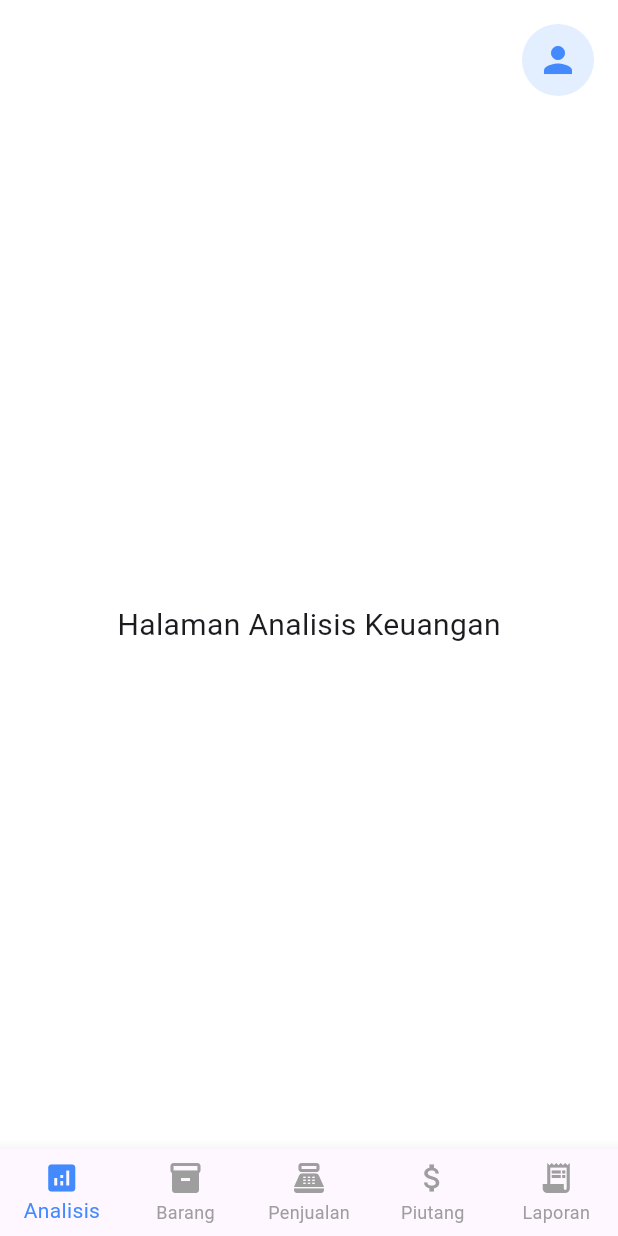
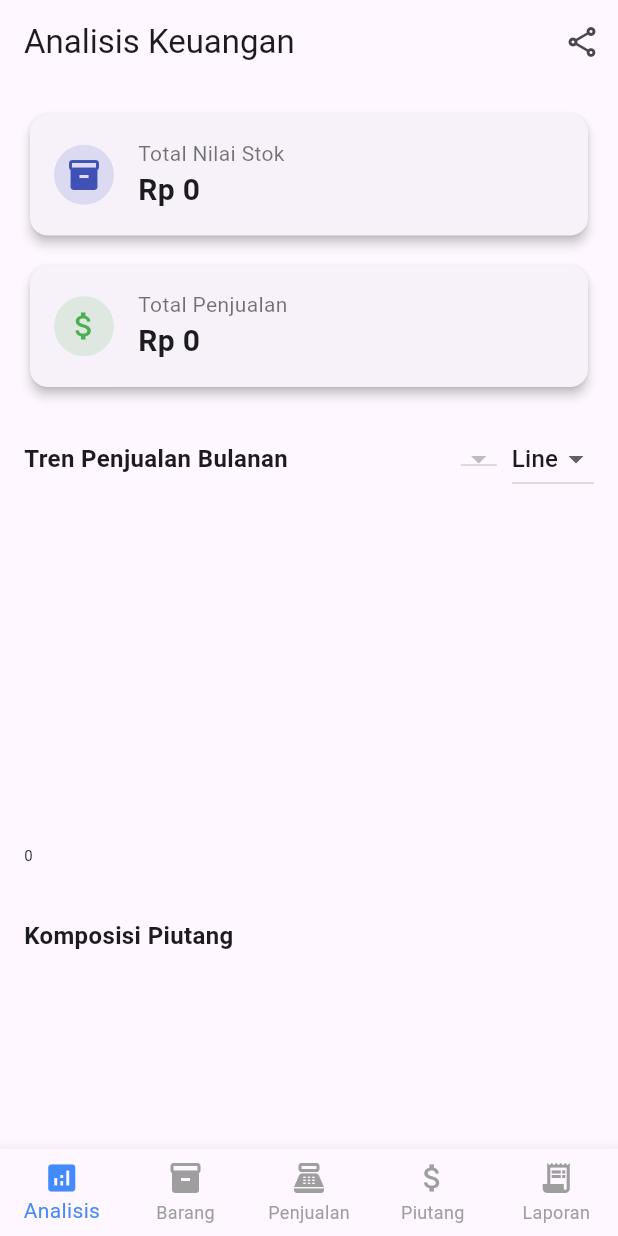
Before and after one commit to JustNap/Capstone_Kelompok4, a Flutter app: the screen it shows once a user with an empty profile is signed in, on a phone screen of 412 x 824 dp. Run offline on Flutter 3.47's test engine with Material 3 defaults, Android fonts, the phone set to English and light mode, and no system bars; drawn by our look-alikes of fl_chart; our stand-ins replace cloud_firestore, firebase_auth, firebase_core, google_fonts, share_plus; accounts and stored records are empty.

Commit message:
menambahkan halaman analisis dan tampilannya

```diff
--- /dev/null
+++ b/apk_pembukuan/lib/analisis/analisis_page.dart
@@ -0,0 +1,340 @@
+import 'package:apk_pembukuan/services/auth/auth_service.dart';
+import 'package:apk_pembukuan/services/database/database_service.dart';
+import 'package:fl_chart/fl_chart.dart';
+import 'package:flutter/material.dart';
+import 'package:intl/intl.dart';
+import 'package:share_plus/share_plus.dart';
+import 'package:cloud_firestore/cloud_firestore.dart';
+
+class AnalisisPage extends StatefulWidget {
+  const AnalisisPage({super.key});
+
+  @override
+  State<AnalisisPage> createState() => _AnalisisPageState();
+}
+
+class _AnalisisPageState extends State<AnalisisPage> {
+  final _auth = AuthService();
+  final _db = DatabaseService();
+
+  double totalStockValue = 0;
+  int totalPenjualan = 0;
+  int piutangNominal = 0;
+  int piutangLunas = 0;
+  int piutangBelumLunas = 0;
+  bool isLoading = true;
+
+  Map<String, int> monthlySales = {};
+  List<String> availableYears = [];
+  String selectedYear = '';
+  String chartType = 'Line';
+
+  @override
+  void initState() {
+    super.initState();
+    _loadData();
+  }
+
+  Future<void> _loadData() async {
+    final stokList = await _db.getStockItemsOnce();
+    final penjualan = await _db.getPenjualan(_auth.getCurrentUid());
+    final piutang = await _db.getDaftarPiutang();
+
+    Map<String, int> salesPerMonth = {};
+    Set<String> years = {};
+
+    for (var item in penjualan) {
+      final date = (item['tanggal'] as Timestamp?)?.toDate();
+      if (date != null) {
+        final year = date.year.toString();
+        years.add(year);
+        if (selectedYear == '' || selectedYear == year) {
+          final month = DateFormat('MMM yyyy').format(date);
+          salesPerMonth[month] = (salesPerMonth[month] ?? 0) +
+              ((item['total'] ?? 0) as num).toInt();
+        }
+      }
+    }
+
+    final sortedYears = years.toList()..sort();
+    selectedYear = selectedYear == '' && sortedYears.isNotEmpty
+        ? sortedYears.last
+        : selectedYear;
+
+    setState(() {
+      totalStockValue =
+          stokList.fold(0.0, (sum, item) => sum + item.totalHarga);
+      totalPenjualan = penjualan.fold(
+          0, (sum, item) => sum + ((item['total'] ?? 0) as num).toInt());
+      piutangLunas = piutang.where((e) => e['status'] == 'Lunas').length;
+      piutangBelumLunas = piutang.where((e) => e['status'] != 'Lunas').length;
+      piutangNominal = piutang.fold(
+          0, (sum, item) => sum + ((item['sisa'] ?? 0) as num).toInt());
+      monthlySales = salesPerMonth;
+      availableYears = sortedYears;
+      isLoading = false;
+    });
+  }
+
+  void _exportData() {
+    final buffer = StringBuffer();
+    buffer.writeln("=== Ringkasan Keuangan ===");
+    buffer
+        .writeln("Total Nilai Stok: Rp ${totalStockValue.toStringAsFixed(0)}");
+    buffer.writeln("Total Penjualan: Rp $totalPenjualan");
+    buffer.writeln("Total Piutang: Rp $piutangNominal");
+    buffer.writeln(
+        "Piutang Lunas: $piutangLunas, Belum Lunas: $piutangBelumLunas");
+
+    Share.share(buffer.toString(), subject: "Laporan Keuangan");
+  }
+
+  @override
+  Widget build(BuildContext context) {
+    return Scaffold(
+      appBar: AppBar(
+        title: const Text("Analisis Keuangan"),
+        actions: [
+          IconButton(
+              onPressed: _exportData, icon: const Icon(Icons.share_outlined))
+        ],
+      ),
+      body: isLoading
+          ? const Center(child: CircularProgressIndicator())
+          : ListView(
+              padding: const EdgeInsets.all(16),
+              children: [
+                _buildSummaryCard(
+                    title: "Total Nilai Stok",
+                    amount: totalStockValue,
+                    icon: Icons.inventory,
+                    color: Colors.indigo),
+                const SizedBox(height: 12),
+                _buildSummaryCard(
+                    title: "Total Penjualan",
+                    amount: totalPenjualan.toDouble(),
+                    icon: Icons.attach_money,
+                    color: Colors.green),
+                const SizedBox(height: 20),
+                Row(
+                  mainAxisAlignment: MainAxisAlignment.spaceBetween,
+                  children: [
+                    const Text("Tren Penjualan Bulanan",
+                        style: TextStyle(
+                            fontSize: 16, fontWeight: FontWeight.bold)),
+                    Row(
+                      children: [
+                        DropdownButton<String>(
+                          value: selectedYear,
+                          items: availableYears
+                              .map((year) => DropdownMenuItem(
+                                  value: year, child: Text(year)))
+                              .toList(),
+                          onChanged: (value) {
+                            setState(() {
+                              selectedYear = value!;
+                              isLoading = true;
+                            });
+                            _loadData();
+                          },
+                        ),
+                        const SizedBox(width: 10),
+                        DropdownButton<String>(
+                          value: chartType,
+                          items: ['Line', 'Bar']
+                              .map((type) => DropdownMenuItem(
+                                  value: type, child: Text(type)))
+                              .toList(),
+                          onChanged: (value) {
+                            setState(() {
+                              chartType = value!;
+                            });
+                          },
+                        )
+                      ],
+                    ),
+                  ],
+                ),
+                const SizedBox(height: 12),
+                _buildSalesChart(),
+                const SizedBox(height: 20),
+                const Text("Komposisi Piutang",
+                    style:
+                        TextStyle(fontSize: 16, fontWeight: FontWeight.bold)),
+                const SizedBox(height: 12),
+                SizedBox(
+                  height: 160,
+                  child: PieChart(
+                    PieChartData(
+                      sections: [
+                        PieChartSectionData(
+                          value: piutangLunas.toDouble(),
+                          color: Colors.green,
+                          title: 'Lunas',
+                          titleStyle: const TextStyle(
+                              color: Colors.white, fontSize: 14),
+                        ),
+                        PieChartSectionData(
+                          value: piutangBelumLunas.toDouble(),
+                          color: Colors.red,
+                          title: 'Belum',
+                          titleStyle: const TextStyle(
+                              color: Colors.white, fontSize: 14),
+                        ),
+                      ],
+                      sectionsSpace: 2,
+                      centerSpaceRadius: 30,
+                    ),
+                  ),
+                ),
+                const SizedBox(height: 20),
+                _buildSummaryCard(
+                  title: "Total Piutang (Belum Lunas)",
+                  amount: piutangNominal.toDouble(),
+                  icon: Icons.credit_card,
+                  color: Colors.orange,
+                )
+              ],
+            ),
+    );
+  }
+
+  Widget _buildSalesChart() {
+    final sortedKeys = monthlySales.keys.toList()
+      ..sort((a, b) => DateFormat('MMM yyyy')
+          .parse(a)
+          .compareTo(DateFormat('MMM yyyy').parse(b)));
+
+    final spots = List.generate(
+      sortedKeys.length,
+      (i) => FlSpot(i.toDouble(), monthlySales[sortedKeys[i]]!.toDouble()),
+    );
+
+    final barGroups = List.generate(
+      sortedKeys.length,
+      (i) => BarChartGroupData(
+        x: i,
+        barRods: [
+          BarChartRodData(
+            toY: monthlySales[sortedKeys[i]]!.toDouble(),
+            color: Colors.blue,
+            width: 14,
+          )
+        ],
+      ),
+    );
+
+    return SizedBox(
+      height: 250,
+      child: SingleChildScrollView(
+        scrollDirection: Axis.horizontal,
+        child: SizedBox(
+          width: sortedKeys.length * 70,
+          child: chartType == 'Line'
+              ? LineChart(
+                  LineChartData(
+                    titlesData: _buildChartTitles(sortedKeys),
+                    lineBarsData: [
+                      LineChartBarData(
+                        spots: spots,
+                        isCurved: true,
+                        dotData: FlDotData(show: true),
+                        color: Colors.blue,
+                        barWidth: 3,
+                      ),
+                    ],
+                    borderData: FlBorderData(show: false),
+                    gridData: FlGridData(show: true),
+                  ),
+                )
+              : BarChart(
+                  BarChartData(
+                    titlesData: _buildChartTitles(sortedKeys),
+                    barGroups: barGroups,
+                    borderData: FlBorderData(show: false),
+                    gridData: FlGridData(show: true),
+                  ),
+                ),
+        ),
+      ),
+    );
+  }
+
+  FlTitlesData _buildChartTitles(List<String> sortedKeys) {
+    return FlTitlesData(
+      bottomTitles: AxisTitles(
+        sideTitles: SideTitles(
+          showTitles: true,
+          interval: 1,
+          getTitlesWidget: (value, meta) {
+            final index = value.toInt();
+            if (index >= sortedKeys.length) return const Text("");
+            return Padding(
+              padding: const EdgeInsets.only(top: 8.0),
+              child: Text(
+                sortedKeys[index],
+                style: const TextStyle(fontSize: 10),
+              ),
+            );
+          },
+        ),
+      ),
+      leftTitles: AxisTitles(
+        sideTitles: SideTitles(
+          showTitles: true,
+          reservedSize: 40,
+          getTitlesWidget: (value, meta) {
+            String formatted;
+            if (value >= 1000000) {
+              formatted = '${(value / 1000000).toStringAsFixed(1)}M';
+            } else if (value >= 1000) {
+              formatted = '${(value / 1000).toStringAsFixed(0)}K';
+            } else {
+              formatted = value.toStringAsFixed(0);
+            }
+            return Text(formatted, style: const TextStyle(fontSize: 10));
+          },
+        ),
+      ),
+      topTitles: AxisTitles(sideTitles: SideTitles(showTitles: false)),
+      rightTitles: AxisTitles(sideTitles: SideTitles(showTitles: false)),
+    );
+  }
+
+  Widget _buildSummaryCard({
+    required String title,
+    required double amount,
+    required IconData icon,
+    required Color color,
+  }) {
+    return Card(
+      shape: RoundedRectangleBorder(borderRadius: BorderRadius.circular(12)),
+      elevation: 3,
+      child: Padding(
+        padding: const EdgeInsets.all(16),
+        child: Row(
+          children: [
+            CircleAvatar(
+              backgroundColor: color.withOpacity(0.15),
+              child: Icon(icon, color: color),
+            ),
+            const SizedBox(width: 16),
+            Expanded(
+              child: Column(
+                crossAxisAlignment: CrossAxisAlignment.start,
+                children: [
+                  Text(title,
+                      style:
+                          const TextStyle(fontSize: 14, color: Colors.black54)),
+                  Text("Rp ${amount.toStringAsFixed(0)}",
+                      style: const TextStyle(
+                          fontSize: 20, fontWeight: FontWeight.bold)),
+                ],
+              ),
+            ),
+          ],
+        ),
+      ),
+    );
+  }
+}
--- a/apk_pembukuan/lib/homepage/homepage.dart
+++ b/apk_pembukuan/lib/homepage/homepage.dart
@@ -8,6 +8,7 @@ import 'package:apk_pembukuan/models/user.dart';
 import 'package:apk_pembukuan/services/database/database_service.dart';
 import 'package:apk_pembukuan/services/auth/auth_service.dart';
 import 'package:apk_pembukuan/pages/login_page.dart';
+import 'package:apk_pembukuan/analisis/analisis_page.dart';
 
 class Homepage extends StatefulWidget {
   const Homepage({super.key});
@@ -34,7 +35,7 @@ class _HomepageState extends State<Homepage> {
       setState(() {
         user = fetchedUser;
         _pages.addAll([
-          buildPage("Analisis Keuangan"),
+          AnalisisPage(),
           StockPage(),
           PenjualanPage(),
           PiutangPage(),
--- a/apk_pembukuan/lib/main.dart
+++ b/apk_pembukuan/lib/main.dart
@@ -1,10 +1,6 @@
 import 'package:apk_pembukuan/firebase_options.dart';
 import 'package:apk_pembukuan/services/auth/auth_gate.dart';
 import 'package:flutter/material.dart';
-//import 'stock/stock_page.dart';
-//import 'Piutang/piutang.dart';
-//import 'homepage/homepage.dart';
-// import 'Setting/setting.dart';
 import 'package:firebase_core/firebase_core.dart';
 
 void main() async {
--- a/apk_pembukuan/lib/services/database/database_service.dart
+++ b/apk_pembukuan/lib/services/database/database_service.dart
@@ -40,7 +40,6 @@ class DatabaseService {
       return null;
     }
   }
-
 
   /*
     BARANG/JASA
@@ -101,8 +100,6 @@ class DatabaseService {
     });
   }
 
-
-
   Future<void> tambahPiutang(Map<String, dynamic> data) async {
     final uid = _auth.currentUser!.uid;
     await _db.collection("Users").doc(uid).collection("Piutang").add(data);
@@ -110,11 +107,8 @@ class DatabaseService {
 
   Future<List<Map<String, dynamic>>> getDaftarPiutang() async {
     final uid = _auth.currentUser!.uid;
-    final snapshot = await _db
-        .collection("Users")
-        .doc(uid)
-        .collection("Piutang")
-        .get();
+    final snapshot =
+        await _db.collection("Users").doc(uid).collection("Piutang").get();
     return snapshot.docs.map((doc) {
       final data = doc.data();
       data['id'] = doc.id;
@@ -130,7 +124,8 @@ class DatabaseService {
   }
 
   Future<List<Map<String, dynamic>>> getPenjualan(String uid) async {
-    final snapshot = await _db.collection('Users').doc(uid).collection('penjualan').get();
+    final snapshot =
+        await _db.collection('Users').doc(uid).collection('penjualan').get();
     return snapshot.docs.map((doc) {
       final data = doc.data();
       data['docId'] = doc.id;
@@ -138,8 +133,8 @@ class DatabaseService {
     }).toList();
   }
 
-
-  Future<void> updatePiutang(String id, Map<String, dynamic> updatedData) async {
+  Future<void> updatePiutang(
+      String id, Map<String, dynamic> updatedData) async {
     final uid = _auth.currentUser!.uid;
     await _db
         .collection("Users")
@@ -160,7 +155,32 @@ class DatabaseService {
   }
 
   Future<void> hapusPenjualan(String uid, String docId) async {
-    await _db.collection('Users').doc(uid).collection('penjualan').doc(docId).delete();
+    await _db
+        .collection('Users')
+        .doc(uid)
+        .collection('penjualan')
+        .doc(docId)
+        .delete();
   }
 
+  Future<List<StockItem>> getStockItemsOnce() async {
+    final uid = _auth.currentUser!.uid;
+    final snapshot =
+        await _db.collection("Users").doc(uid).collection("BarangJasa").get();
+
+    return snapshot.docs.map((doc) {
+      final data = doc.data();
+      return StockItem(
+        id: data['id'],
+        nama: data['nama'],
+        kategori: data['kategori'],
+        jenis: data['jenis'],
+        kode: data['kode'],
+        satuan: data['satuan'],
+        jumlah: data['jumlah'],
+        harga: (data['harga'] as num).toDouble(),
+        totalHarga: (data['totalHarga'] as num).toDouble(),
+      );
+    }).toList();
+  }
 }
--- a/apk_pembukuan/pubspec.yaml
+++ b/apk_pembukuan/pubspec.yaml
@@ -38,6 +38,9 @@ dependencies:
   firebase_auth: ^5.5.2
   cloud_firestore: ^5.6.6
   google_fonts: ^6.1.0
+  fl_chart: ^0.66.0
+  intl: ^0.18.1
+  share_plus: ^7.2.1
 
 dev_dependencies:
   flutter_test:
```
Also changed, not shown: apk_pembukuan/pubspec.lock, 5 other files.
